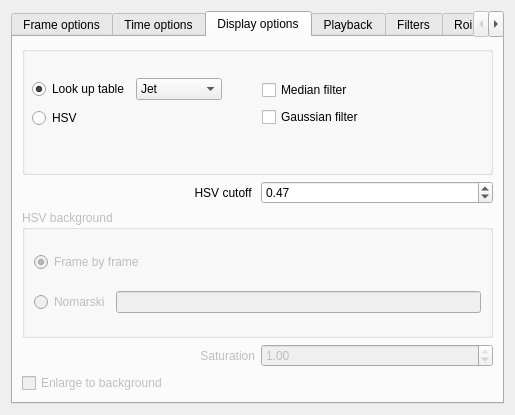
The window that ProcessOptionsGui.ui (fedeceri85/robopy2) describes before a commit, drawn with Qt 5.
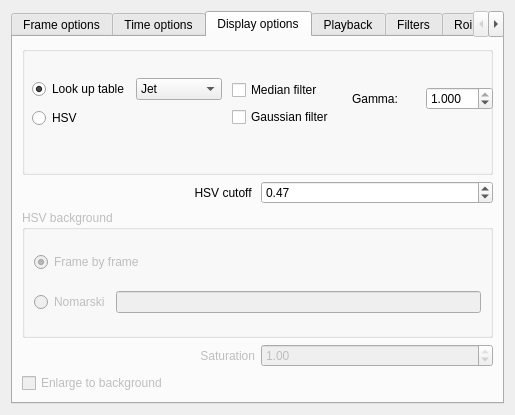
The same window after the commit. The open tabs and pages were chosen to show the change.

Commit message: New parameter gamma alias gammah inside displayOptions

```diff
--- a/ProcessOptionsGui.ui
+++ b/ProcessOptionsGui.ui
@@ -388,7 +388,7 @@
          <widget class="QWidget" name="layoutWidget">
           <property name="geometry">
            <rect>
-            <x>240</x>
+            <x>210</x>
             <y>33</y>
             <width>106</width>
             <height>49</height>
@@ -411,6 +411,41 @@
            </item>
           </layout>
          </widget>
+         <widget class="QWidget" name="">
+          <property name="geometry">
+           <rect>
+            <x>330</x>
+            <y>40</y>
+            <width>141</width>
+            <height>25</height>
+           </rect>
+          </property>
+          <layout class="QHBoxLayout" name="horizontalLayout_21">
+           <item>
+            <widget class="QLabel" name="label_8">
+             <property name="text">
+              <string>Gamma:</string>
+             </property>
+            </widget>
+           </item>
+           <item>
+            <widget class="QDoubleSpinBox" name="gammaHSpinBox">
+             <property name="decimals">
+              <number>3</number>
+             </property>
+             <property name="maximum">
+              <double>1.000000000000000</double>
+             </property>
+             <property name="singleStep">
+              <double>0.001000000000000</double>
+             </property>
+             <property name="value">
+              <double>1.000000000000000</double>
+             </property>
+            </widget>
+           </item>
+          </layout>
+         </widget>
         </widget>
        </item>
        <item>
```
Left out of the diff: 4 changed lines with no effect on the pictures. The commit also changes 8 other files.
